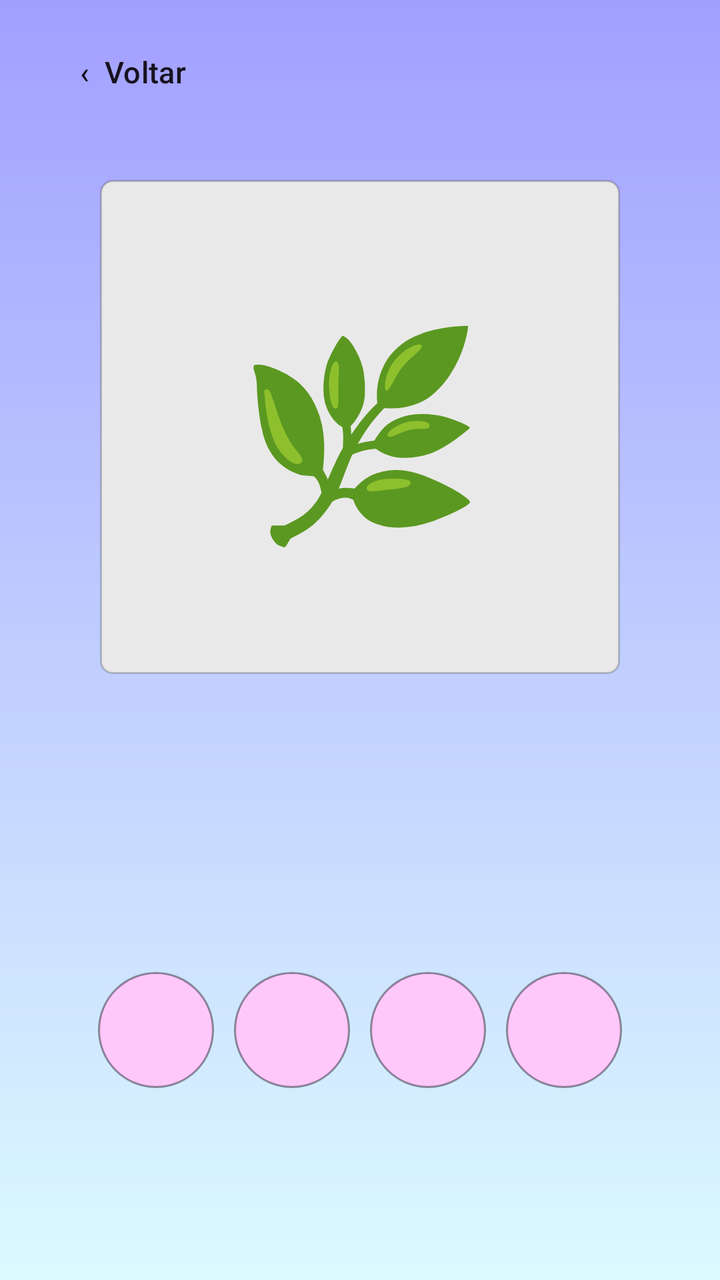
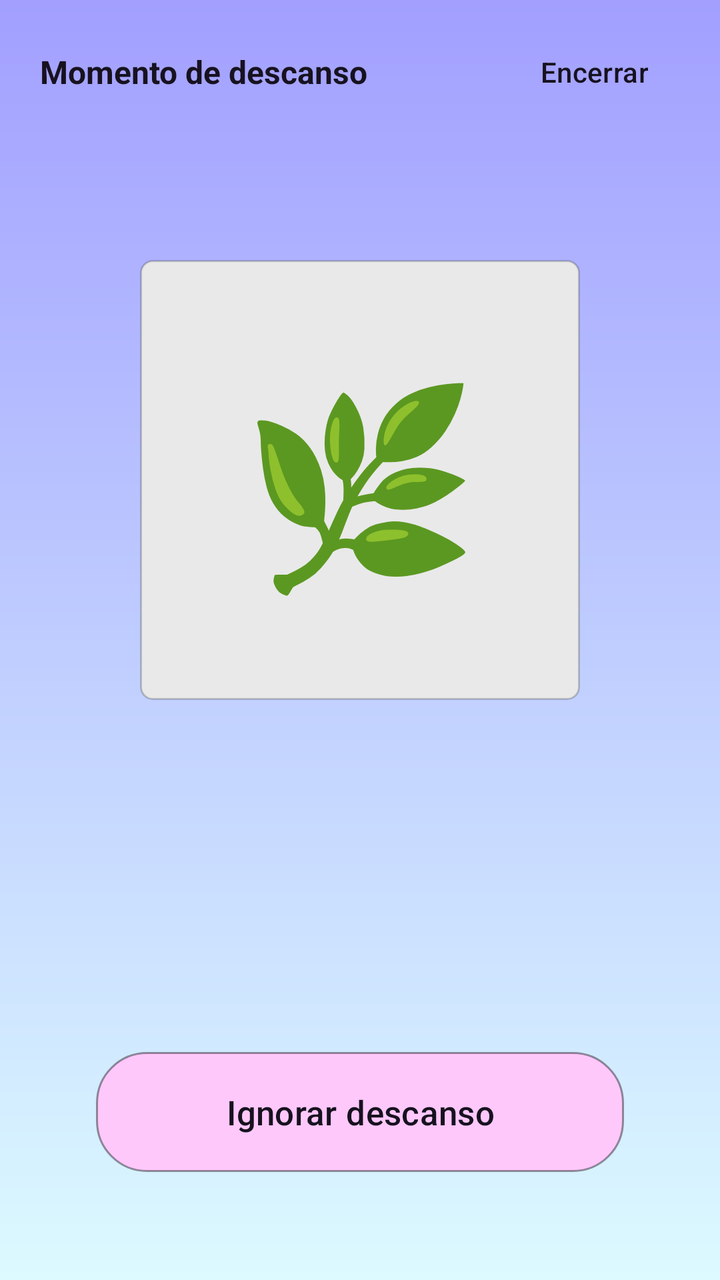

The first picture is an Android layout as it rendered before a commit; the second is the same layout after the commit. The layout source and the unified diff follow.
<!-- AndroidManifest.xml: application theme Theme.FocaAi -->
<!-- res/layout/activity_descanso.xml -->
<?xml version="1.0" encoding="utf-8"?>
<androidx.constraintlayout.widget.ConstraintLayout xmlns:android="http://schemas.android.com/apk/res/android"
    xmlns:app="http://schemas.android.com/apk/res-auto"
    xmlns:tools="http://schemas.android.com/tools"
    android:id="@+id/main"
    android:layout_width="match_parent"
    android:layout_height="match_parent"
    android:background="@drawable/bg_foca_gradient"
    tools:context=".activities.DescansoActivity">

    <Button
        android:id="@+id/btnVoltarDescanso"
        android:layout_width="wrap_content"
        android:layout_height="48dp"
        android:layout_marginStart="16dp"
        android:layout_marginTop="12dp"
        android:background="@android:color/transparent"
        android:text="‹  Voltar"
        android:textAllCaps="false"
        android:textColor="@color/foca_text"
        android:textSize="15sp"
        app:backgroundTint="@null"
        app:layout_constraintStart_toStartOf="parent"
        app:layout_constraintTop_toTopOf="parent" />

    <TextView
        android:id="@+id/txtIlustracaoDescanso"
        android:layout_width="260dp"
        android:layout_height="247dp"
        android:layout_marginTop="90dp"
        android:background="@drawable/card_foca"
        android:gravity="center"
        android:text="🌿"
        android:textSize="100sp"
        app:layout_constraintTop_toTopOf="parent"
        app:layout_constraintStart_toStartOf="parent"
        app:layout_constraintEnd_toEndOf="parent" />

    <TextView
        android:id="@+id/txtCronometroDescanso"
        android:layout_width="match_parent"
        android:layout_height="wrap_content"
        android:layout_marginTop="22dp"
        android:gravity="center"
        android:textColor="@color/foca_text"
        android:textSize="72sp"
        app:layout_constraintEnd_toEndOf="parent"
        app:layout_constraintStart_toStartOf="parent"
        app:layout_constraintTop_toBottomOf="@id/txtIlustracaoDescanso" />

    <LinearLayout
        android:id="@+id/linhaCiclosDescanso"
        android:layout_width="match_parent"
        android:layout_height="80dp"
        android:layout_marginTop="20dp"
        android:gravity="center"
        android:orientation="horizontal"
        app:layout_constraintTop_toBottomOf="@id/txtCronometroDescanso"
        app:layout_constraintStart_toStartOf="parent"
        app:layout_constraintEnd_toEndOf="parent">

        <TextView
            android:layout_width="58dp"
            android:layout_height="58dp"
            android:layout_margin="5dp"
            android:background="@drawable/circulo_ciclo_foca"
            android:gravity="center"
            android:textColor="@color/foca_text"
            android:textSize="22sp" />

        <TextView
            android:layout_width="58dp"
            android:layout_height="58dp"
            android:layout_margin="5dp"
            android:background="@drawable/circulo_ciclo_foca"
            android:gravity="center"
            android:textColor="@color/foca_text"
            android:textSize="22sp" />

        <TextView
            android:layout_width="58dp"
            android:layout_height="58dp"
            android:layout_margin="5dp"
            android:background="@drawable/circulo_ciclo_foca"
            android:gravity="center"
            android:textColor="@color/foca_text"
            android:textSize="20sp" />

        <TextView
            android:layout_width="58dp"
            android:layout_height="58dp"
            android:layout_margin="5dp"
            android:background="@drawable/circulo_ciclo_foca"
            android:gravity="center"
            android:textColor="@color/foca_text"
            android:textSize="20sp" />
    </LinearLayout>

    <TextView
        android:id="@+id/txtMensagemDescanso"
        android:layout_width="0dp"
        android:layout_height="wrap_content"
        android:layout_marginStart="38dp"
        android:layout_marginTop="28dp"
        android:layout_marginEnd="38dp"
        android:gravity="center"
        android:textColor="@color/foca_text"
        android:textSize="23sp"
        app:layout_constraintEnd_toEndOf="parent"
        app:layout_constraintStart_toStartOf="parent"
        app:layout_constraintTop_toBottomOf="@id/linhaCiclosDescanso" />

</androidx.constraintlayout.widget.ConstraintLayout>
<!-- resources referenced by this layout -->
<resources>
  <color name="foca_text">#17121F</color>
  <!-- drawable bg_foca_gradient (drawable) -->
  <?xml version="1.0" encoding="utf-8"?>
  <shape xmlns:android="http://schemas.android.com/apk/res/android" android:shape="rectangle">
      <gradient android:angle="270" android:startColor="#A29FFF" android:endColor="#DCFAFF" android:type="linear" />
  </shape>
  <!-- drawable card_foca (drawable) -->
  <?xml version="1.0" encoding="utf-8"?>
  <shape xmlns:android="http://schemas.android.com/apk/res/android" android:shape="rectangle">
      <solid android:color="#E9E9E9" />
      <corners android:radius="6dp" />
      <stroke android:width="1dp" android:color="#33000000" />
  </shape>
  <!-- drawable circulo_ciclo_foca (drawable) -->
  <?xml version="1.0" encoding="utf-8"?>
  <shape xmlns:android="http://schemas.android.com/apk/res/android" android:shape="oval">
      <solid android:color="#FFC8FB" />
      <stroke android:width="1dp" android:color="#66000000" />
  </shape>
  <style name="Theme.FocaAi" parent="Base.Theme.FocaAi" />
  <style name="Base.Theme.FocaAi" parent="Theme.Material3.DayNight.NoActionBar">
          
          
      </style>
</resources>

<!-- the commit's change to res/layout/activity_descanso.xml (unified diff, before → after) -->
@@ -8,31 +8,44 @@
     android:background="@drawable/bg_foca_gradient"
     tools:context=".activities.DescansoActivity">
 
-    <Button
-        android:id="@+id/btnVoltarDescanso"
+    <TextView
         android:layout_width="wrap_content"
         android:layout_height="48dp"
-        android:layout_marginStart="16dp"
+        android:layout_marginStart="20dp"
+        android:layout_marginTop="12dp"
+        android:gravity="center_vertical"
+        android:text="Momento de descanso"
+        android:textColor="@color/foca_text"
+        android:textSize="16sp"
+        android:textStyle="bold"
+        app:layout_constraintStart_toStartOf="parent"
+        app:layout_constraintTop_toTopOf="parent" />
+
+    <Button
+        android:id="@+id/btnEncerrarDescanso"
+        android:layout_width="wrap_content"
+        android:layout_height="48dp"
+        android:layout_marginEnd="12dp"
         android:layout_marginTop="12dp"
         android:background="@android:color/transparent"
-        android:text="‹  Voltar"
+        android:text="Encerrar"
         android:textAllCaps="false"
         android:textColor="@color/foca_text"
-        android:textSize="15sp"
+        android:textSize="14sp"
         app:backgroundTint="@null"
-        app:layout_constraintStart_toStartOf="parent"
+        app:layout_constraintEnd_toEndOf="parent"
         app:layout_constraintTop_toTopOf="parent" />
 
     <TextView
         android:id="@+id/txtIlustracaoDescanso"
-        android:layout_width="260dp"
-        android:layout_height="247dp"
-        android:layout_marginTop="90dp"
+        android:layout_width="220dp"
+        android:layout_height="220dp"
+        android:layout_marginTop="70dp"
         android:background="@drawable/card_foca"
         android:gravity="center"
         android:text="🌿"
-        android:textSize="100sp"
-        app:layout_constraintTop_toTopOf="parent"
+        android:textSize="96sp"
+        app:layout_constraintTop_toBottomOf="@id/btnEncerrarDescanso"
         app:layout_constraintStart_toStartOf="parent"
         app:layout_constraintEnd_toEndOf="parent" />
 
@@ -40,74 +53,54 @@
         android:id="@+id/txtCronometroDescanso"
         android:layout_width="match_parent"
         android:layout_height="wrap_content"
-        android:layout_marginTop="22dp"
+        android:layout_marginTop="16dp"
         android:gravity="center"
         android:textColor="@color/foca_text"
-        android:textSize="72sp"
-        app:layout_constraintEnd_toEndOf="parent"
+        android:textSize="64sp"
+        app:layout_constraintTop_toBottomOf="@id/txtIlustracaoDescanso"
         app:layout_constraintStart_toStartOf="parent"
-        app:layout_constraintTop_toBottomOf="@id/txtIlustracaoDescanso" />
+        app:layout_constraintEnd_toEndOf="parent" />
 
     <LinearLayout
         android:id="@+id/linhaCiclosDescanso"
         android:layout_width="match_parent"
-        android:layout_height="80dp"
-        android:layout_marginTop="20dp"
+        android:layout_height="60dp"
+        android:layout_marginTop="12dp"
         android:gravity="center"
         android:orientation="horizontal"
         app:layout_constraintTop_toBottomOf="@id/txtCronometroDescanso"
         app:layout_constraintStart_toStartOf="parent"
-        app:layout_constraintEnd_toEndOf="parent">
-
-        <TextView
-            android:layout_width="58dp"
-            android:layout_height="58dp"
-            android:layout_margin="5dp"
-            android:background="@drawable/circulo_ciclo_foca"
-            android:gravity="center"
-            android:textColor="@color/foca_text"
-            android:textSize="22sp" />
-
-        <TextView
-            android:layout_width="58dp"
-            android:layout_height="58dp"
-            android:layout_margin="5dp"
-            android:background="@drawable/circulo_ciclo_foca"
-            android:gravity="center"
-            android:textColor="@color/foca_text"
-            android:textSize="22sp" />
-
-        <TextView
-            android:layout_width="58dp"
-            android:layout_height="58dp"
-            android:layout_margin="5dp"
-            android:background="@drawable/circulo_ciclo_foca"
-            android:gravity="center"
-            android:textColor="@color/foca_text"
-            android:textSize="20sp" />
-
-        <TextView
-            android:layout_width="58dp"
-            android:layout_height="58dp"
-            android:layout_margin="5dp"
-            android:background="@drawable/circulo_ciclo_foca"
-            android:gravity="center"
-            android:textColor="@color/foca_text"
-            android:textSize="20sp" />
-    </LinearLayout>
+        app:layout_constraintEnd_toEndOf="parent" />
 
     <TextView
         android:id="@+id/txtMensagemDescanso"
         android:layout_width="0dp"
         android:layout_height="wrap_content"
-        android:layout_marginStart="38dp"
-        android:layout_marginTop="28dp"
-        android:layout_marginEnd="38dp"
+        android:layout_marginStart="28dp"
+        android:layout_marginTop="16dp"
+        android:layout_marginEnd="28dp"
         android:gravity="center"
         android:textColor="@color/foca_text"
-        android:textSize="23sp"
-        app:layout_constraintEnd_toEndOf="parent"
+        android:textSize="19sp"
+        app:layout_constraintTop_toBottomOf="@id/linhaCiclosDescanso"
         app:layout_constraintStart_toStartOf="parent"
-        app:layout_constraintTop_toBottomOf="@id/linhaCiclosDescanso" />
+        app:layout_constraintEnd_toEndOf="parent" />
+
+    <Button
+        android:id="@+id/btnIgnorarDescanso"
+        android:layout_width="0dp"
+        android:layout_height="60dp"
+        android:layout_marginStart="48dp"
+        android:layout_marginEnd="48dp"
+        android:layout_marginBottom="54dp"
+        android:background="@drawable/button_foca_pink"
+        android:text="Ignorar descanso"
+        android:textAllCaps="false"
+        android:textColor="@color/foca_text"
+        android:textSize="17sp"
+        app:backgroundTint="@null"
+        app:layout_constraintBottom_toBottomOf="parent"
+        app:layout_constraintStart_toStartOf="parent"
+        app:layout_constraintEnd_toEndOf="parent" />
 
 </androidx.constraintlayout.widget.ConstraintLayout>
<!-- resource entries referenced after the edit -->
@@ -6,18 +6,19 @@
   <shape xmlns:android="http://schemas.android.com/apk/res/android" android:shape="rectangle">
       <gradient android:angle="270" android:startColor="#A29FFF" android:endColor="#DCFAFF" android:type="linear" />
   </shape>
+  <!-- drawable button_foca_pink (drawable) -->
+  <?xml version="1.0" encoding="utf-8"?>
+  <shape xmlns:android="http://schemas.android.com/apk/res/android" android:shape="rectangle">
+      <solid android:color="#FFC8FB" />
+      <corners android:radius="25dp" />
+      <stroke android:width="1dp" android:color="#66000000" />
+  </shape>
   <!-- drawable card_foca (drawable) -->
   <?xml version="1.0" encoding="utf-8"?>
   <shape xmlns:android="http://schemas.android.com/apk/res/android" android:shape="rectangle">
       <solid android:color="#E9E9E9" />
       <corners android:radius="6dp" />
       <stroke android:width="1dp" android:color="#33000000" />
-  </shape>
-  <!-- drawable circulo_ciclo_foca (drawable) -->
-  <?xml version="1.0" encoding="utf-8"?>
-  <shape xmlns:android="http://schemas.android.com/apk/res/android" android:shape="oval">
-      <solid android:color="#FFC8FB" />
-      <stroke android:width="1dp" android:color="#66000000" />
   </shape>
   <style name="Theme.FocaAi" parent="Base.Theme.FocaAi" />
   <style name="Base.Theme.FocaAi" parent="Theme.Material3.DayNight.NoActionBar">
